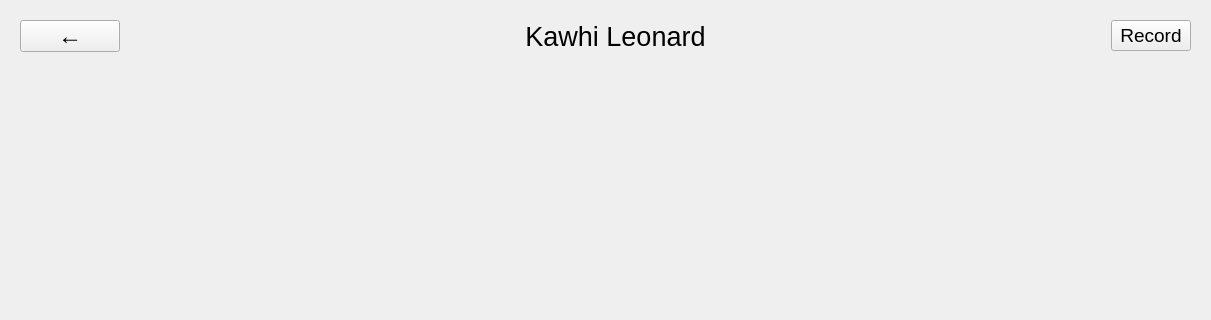
This is GUI/mainWidget.ui in vasav123/LoadManager as Qt 5 draws it before an edit; both pictures show x 0 to 1211 and y 0 to 320 of the 1211 by 798 pixel window. The edited form follows.
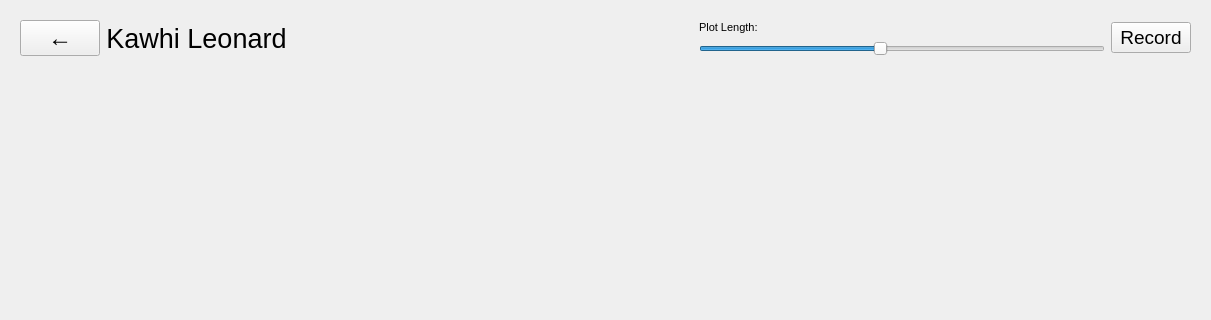
This is the edited form.

What changed in the file:
```diff
--- a/GUI/mainWidget.ui
+++ b/GUI/mainWidget.ui
@@ -28,29 +28,11 @@
      <property name="maximumSize">
       <size>
        <width>99999</width>
-       <height>50</height>
+       <height>70</height>
       </size>
      </property>
-     <layout class="QGridLayout" name="gridLayout">
-      <item row="0" column="2" rowspan="2">
-       <widget class="QPushButton" name="Record">
-        <property name="sizePolicy">
-         <sizepolicy hsizetype="Fixed" vsizetype="Fixed">
-          <horstretch>0</horstretch>
-          <verstretch>0</verstretch>
-         </sizepolicy>
-        </property>
-        <property name="font">
-         <font>
-          <pointsize>14</pointsize>
-         </font>
-        </property>
-        <property name="text">
-         <string>Record</string>
-        </property>
-       </widget>
-      </item>
-      <item row="0" column="0" rowspan="2">
+     <layout class="QHBoxLayout" name="horizontalLayout">
+      <item>
        <widget class="QPushButton" name="back">
         <property name="sizePolicy">
          <sizepolicy hsizetype="Fixed" vsizetype="Fixed">
@@ -76,7 +58,7 @@
         </property>
        </widget>
       </item>
-      <item row="0" column="1" rowspan="2">
+      <item>
        <widget class="QLabel" name="player">
         <property name="enabled">
          <bool>true</bool>
@@ -102,6 +84,71 @@
         </property>
        </widget>
       </item>
+      <item>
+       <spacer name="horizontalSpacer">
+        <property name="orientation">
+         <enum>Qt::Horizontal</enum>
+        </property>
+        <property name="sizeHint" stdset="0">
+         <size>
+          <width>40</width>
+          <height>20</height>
+         </size>
+        </property>
+       </spacer>
+      </item>
+      <item>
+       <layout class="QVBoxLayout" name="verticalLayout_2">
+        <item>
+         <widget class="QLabel" name="label">
+          <property name="font">
+           <font>
+            <pointsize>8</pointsize>
+            <weight>50</weight>
+            <bold>false</bold>
+           </font>
+          </property>
+          <property name="text">
+           <string>Plot Length:</string>
+          </property>
+         </widget>
+        </item>
+        <item>
+         <widget class="QSlider" name="plotSlider">
+          <property name="minimum">
+           <number>100</number>
+          </property>
+          <property name="maximum">
+           <number>1000</number>
+          </property>
+          <property name="value">
+           <number>500</number>
+          </property>
+          <property name="orientation">
+           <enum>Qt::Horizontal</enum>
+          </property>
+         </widget>
+        </item>
+       </layout>
+      </item>
+      <item>
+       <widget class="QPushButton" name="Record">
+        <property name="sizePolicy">
+         <sizepolicy hsizetype="Fixed" vsizetype="Fixed">
+          <horstretch>0</horstretch>
+          <verstretch>0</verstretch>
+         </sizepolicy>
+        </property>
+        <property name="font">
+         <font>
+          <pointsize>14</pointsize>
+         </font>
+        </property>
+        <property name="text">
+         <string>Record</string>
+        </property>
+       </widget>
+      </item>
      </layout>
     </widget>
    </item>
@@ -130,7 +177,7 @@
         </property>
         <property name="maximumSize">
          <size>
-          <width>375</width>
+          <width>350</width>
           <height>16777215</height>
          </size>
         </property>
```
